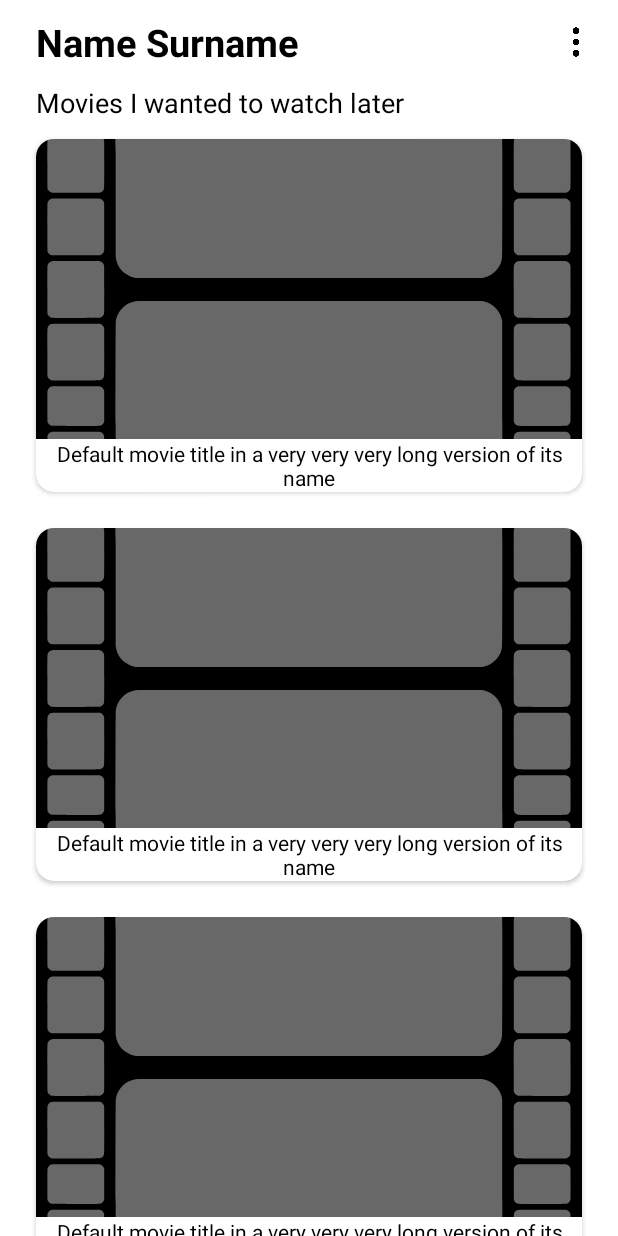
After one commit to sevric/Movies, an Android app: the layout fragment_personal_page.xml on its own in the app's theme, with its tools: preview values and no code run, on a phone screen of 412 x 824 dp. The commit adds this screen. Run offline under Robolectric (Android 15) with nearby library versions, the phone set to English and light mode, and no system bars; network calls fail.

Commit message:
Adds Personal Page screen

```diff
--- /dev/null
+++ b/app/src/main/java/com/severin/movies/presentation/ui/PersonalPageFragment.kt
@@ -0,0 +1,57 @@
+package com.severin.movies.presentation.ui
+
+import android.os.Bundle
+import android.view.LayoutInflater
+import android.view.View
+import android.view.ViewGroup
+import androidx.fragment.app.Fragment
+import com.severin.movies.databinding.FragmentPersonalPageBinding
+
+class PersonalPageFragment : Fragment() {
+
+    private var _binding: FragmentPersonalPageBinding? = null
+    private val binding get() = _binding!!
+
+    override fun onCreateView(
+        inflater: LayoutInflater, container: ViewGroup?,
+        savedInstanceState: Bundle?
+    ): View {
+        _binding = FragmentPersonalPageBinding.inflate(inflater, container, false)
+        return binding.root
+    }
+
+    override fun onViewCreated(view: View, savedInstanceState: Bundle?) {
+        super.onViewCreated(view, savedInstanceState)
+
+        observeFirebaseAuthorizationViewModel()
+        prepareClickListener()
+    }
+
+    override fun onDestroyView() {
+        super.onDestroyView()
+        _binding = null
+    }
+
+    private fun observeFirebaseAuthorizationViewModel() {
+        //TODO(observe authorized user of firebase authorization view model
+        // and launch LoginFragment if the user is  null)
+
+        //TODO(observe authorized user of  firebase users data base view model
+        // and update the text field with the user name and last name)
+
+        //TODO(make adding watch later movies from the firebase DB)
+    }
+
+    private fun prepareClickListener() {
+        binding.ivBtnLogoutHidden.setOnClickListener {//TODO(change to other btn (hidden in the menu by click on the current btn))
+            //TODO(call logging out of firebase authorization view model)
+        }
+    }
+
+    companion object {
+
+        @JvmStatic
+        fun newInstance() =
+            PersonalPageFragment()
+    }
+}
--- /dev/null
+++ b/app/src/main/res/layout/fragment_personal_page.xml
@@ -0,0 +1,64 @@
+<?xml version="1.0" encoding="utf-8"?>
+<androidx.constraintlayout.widget.ConstraintLayout xmlns:android="http://schemas.android.com/apk/res/android"
+    xmlns:app="http://schemas.android.com/apk/res-auto"
+    xmlns:tools="http://schemas.android.com/tools"
+    android:layout_width="match_parent"
+    android:layout_height="match_parent"
+    android:background="@color/white"
+    tools:context=".presentation.ui.PersonalPageFragment">
+
+    <LinearLayout
+        android:id="@+id/ll_personalPageHeader"
+        android:layout_width="match_parent"
+        android:layout_height="wrap_content"
+        android:layout_gravity="center"
+        android:layout_marginStart="@dimen/personal_page_title_margin_start"
+        app:layout_constraintStart_toStartOf="parent"
+        app:layout_constraintTop_toTopOf="parent">
+
+        <TextView
+            android:id="@+id/tv_nameAndSurname"
+            android:layout_width="0dp"
+            android:layout_height="wrap_content"
+            android:layout_gravity="center_vertical"
+            android:layout_weight="1"
+            android:textColor="@color/black"
+            android:textSize="@dimen/page_title_text_size"
+            android:textStyle="bold"
+            tools:text="Name Surname" />
+
+        <ImageView
+            android:id="@+id/iv_btnLogoutHidden"
+            android:layout_width="@dimen/personal_page_btn_iv_menu_width"
+            android:layout_height="@dimen/personal_page_btn_iv_menu_height"
+            android:layout_gravity="end|center"
+            android:contentDescription="@string/description_iv_btn_open_personal_page_menu"
+            android:padding="@dimen/personal_page_btn_iv_menu_padding"
+            android:scaleType="centerCrop"
+            android:src="@drawable/ic_menu" />
+    </LinearLayout>
+
+    <TextView
+        android:id="@+id/tv_moviesIWantedToWatchLater"
+        android:layout_width="match_parent"
+        android:layout_height="wrap_content"
+        android:layout_marginStart="@dimen/personal_page_title_margin_start"
+        android:text="@string/title_watch_later"
+        android:textColor="@color/black"
+        android:textSize="@dimen/personal_page_second_title_text_size"
+        app:layout_constraintTop_toBottomOf="@+id/ll_personalPageHeader" />
+
+    <androidx.recyclerview.widget.RecyclerView
+        android:id="@+id/rv_accountWatchLater"
+        android:layout_width="match_parent"
+        android:layout_height="@dimen/zero_size"
+        android:paddingStart="@dimen/single_rv_side_padding"
+        android:paddingEnd="@dimen/single_rv_side_padding"
+        app:layoutManager="androidx.recyclerview.widget.GridLayoutManager"
+        app:layout_constraintBottom_toBottomOf="parent"
+        app:layout_constraintTop_toBottomOf="@id/tv_moviesIWantedToWatchLater"
+        tools:itemCount="20"
+        tools:listitem="@layout/grid_recycler_item"
+        tools:spanCount="2" />
+
+</androidx.constraintlayout.widget.ConstraintLayout>
--- a/app/src/main/res/values/dimens.xml
+++ b/app/src/main/res/values/dimens.xml
@@ -60,5 +60,10 @@
     <dimen name="reset_password_tv_title_margin_bottom">40dp</dimen>
     <dimen name="account_pages_regular_text_size">30sp</dimen>
     <dimen name="reset_password_btn_margin">50dp</dimen>
+    <dimen name="personal_page_title_margin_start">24dp</dimen>
+    <dimen name="personal_page_btn_iv_menu_width">56dp</dimen>
+    <dimen name="personal_page_btn_iv_menu_height">56dp</dimen>
+    <dimen name="personal_page_btn_iv_menu_padding">16dp</dimen>
+    <dimen name="personal_page_second_title_text_size">18sp</dimen>
 
 </resources>
--- a/app/src/main/res/values/strings.xml
+++ b/app/src/main/res/values/strings.xml
@@ -30,6 +30,7 @@
         Button to reset password with the email you filled
     </string>
     <string name="description_btn_back_to_login">Button to back to login page</string>
+    <string name="description_iv_btn_open_personal_page_menu">Open personal page menu</string>
 
     <!--Views texts-->
     <string name="title_part_for_kids">For kids</string>
@@ -63,6 +64,7 @@
     <string name="title_forgot_your_password">Forgot your password?</string>
     <string name="btn_reset_password">Reset password</string>
     <string name="btn_back_to_login">Back to login</string>
+    <string name="title_watch_later">Movies I wanted to watch later</string>
 
     <!--Hint texts-->
     <string name="hint_search_field">search movies…</string>
```
Also changed, not shown: app/src/main/res/drawable/ic_menu.png (added).
